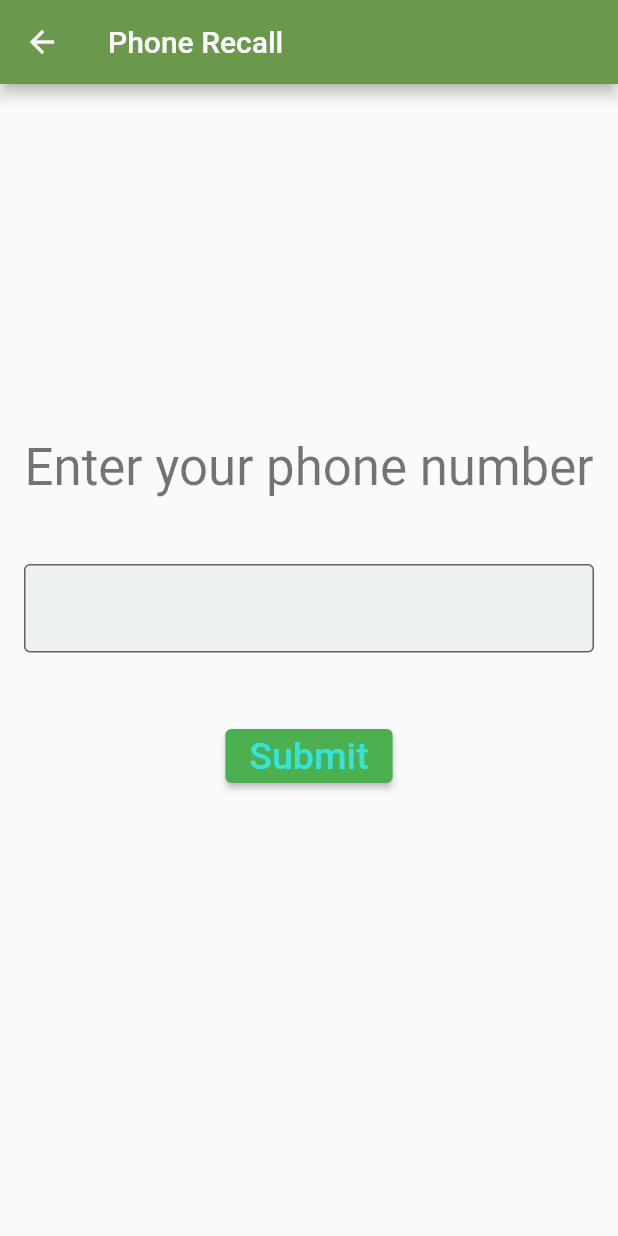
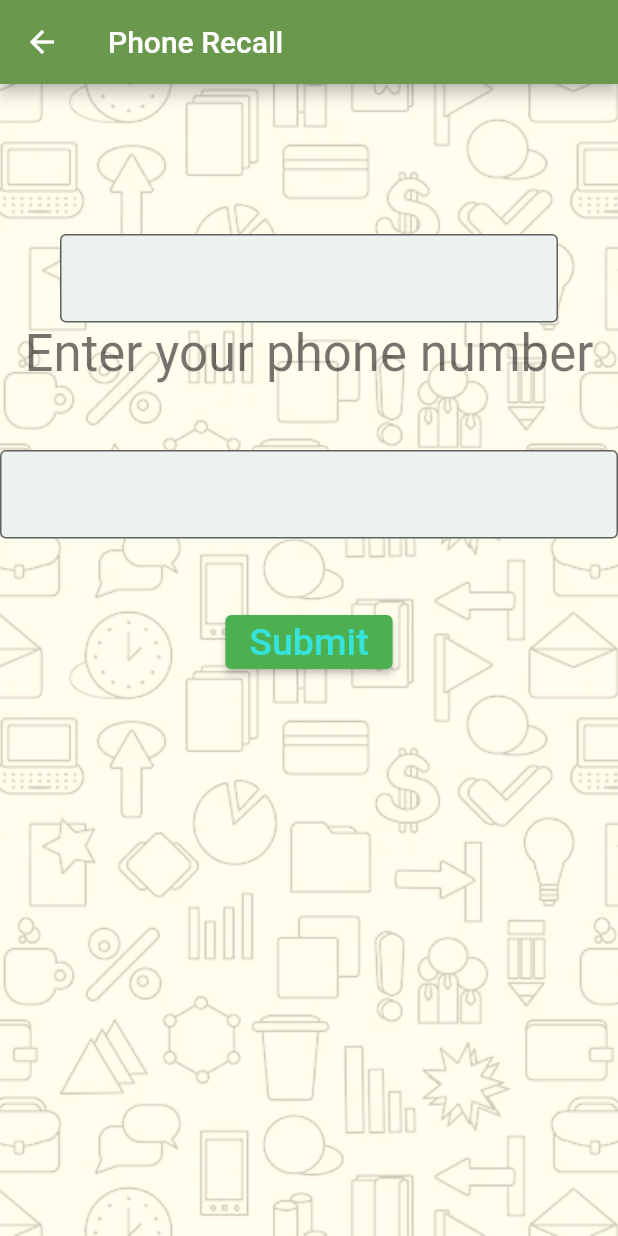
Before and after one commit to varuni7/Dementia-app, a Flutter app: the PhoneRecallActivity screen opened by its route, on a phone screen of 412 x 824 dp. Run offline on Flutter 3.47's test engine with Material 2 defaults, Android fonts, the phone set to English and light mode, and no system bars; our stand-ins replace cloud_firestore, confetti, firebase_auth, firebase_core, flutter_riverpod, flutter_tts and 1 more; accounts and stored records are empty; network calls fail.

Commit message:
fixed <Future > <String>error in phone recall

```diff
--- a/lib/src/activities/phone_recall.dart
+++ b/lib/src/activities/phone_recall.dart
@@ -1,4 +1,5 @@
 import 'package:cloud_firestore/cloud_firestore.dart';
+import 'package:confetti/confetti.dart';
 import 'package:firebase_auth/firebase_auth.dart';
 import 'package:flutter/material.dart';
 import 'package:flutter_tts/flutter_tts.dart';
@@ -20,11 +21,20 @@ class _PhoneRecallActivityState extends State<PhoneRecallActivity> {
   FlutterTts flutterTts = FlutterTts();
   final _fireStore = FirebaseFirestore.instance;
   final _auth = FirebaseAuth.instance;
+  late String target_number;
   @override
   initState() {
     _textEditingController = TextEditingController();
     super.initState();
+    getUserPhoneNumber().then((value) {
+      setState(() {
+        //get the random string
+
+        target_number = value;
+      });
+    });
   }
+
   Future<String> getUserPhoneNumber() async {
     final user = _auth.currentUser;
     if (user == null) {
@@ -32,18 +42,24 @@ class _PhoneRecallActivityState extends State<PhoneRecallActivity> {
     } else {
       Map<String, dynamic> user_deets =
           (await _fireStore.collection('users').doc(user.uid).get()).data()!;
-      return await user_deets["first_name"];
+      return user_deets["caregiver_ph_number"];
     }
   }
 
   _onEvaluateAnswer() {
     setState(() {
-      correctAns = _textEditingController.text == getUserPhoneNumber();
+      correctAns = _textEditingController.text == target_number;
+      print(correctAns);
     });
   }
 
+  final confettiController = ConfettiController();
 
-
+  // @override
+  // void dispose() {
+  //   confettiController.dispose();
+  //   super.dispose();
+  // }
   @override
   Widget build(BuildContext context) {
     String result = "";
@@ -58,12 +74,38 @@ class _PhoneRecallActivityState extends State<PhoneRecallActivity> {
       appBar: AppBar(
         title: Text("Phone Recall"),
       ),
-      body: Padding(
-        padding: const EdgeInsets.symmetric(horizontal: 16.0),
+      body: Container(
+        constraints: const BoxConstraints(
+            maxHeight: double.infinity,
+            maxWidth: double.infinity,
+            minHeight: double.infinity,
+            minWidth: double.infinity),
+        decoration: BoxDecoration(
+          color: Color(0xfffffde8),
+          image: DecorationImage(
+            image: AssetImage("assets/images/patient_main_menu_bg.jpg"),
+            colorFilter: ColorFilter.mode(
+                Colors.black.withOpacity(0.2), BlendMode.dstATop),
+            fit: BoxFit.cover,
+          ),
+        ),
+        //height: 1000.0,
+        padding: const EdgeInsets.symmetric(vertical: 100.0),
+
         child: Column(
-          mainAxisAlignment: MainAxisAlignment.center,
-          crossAxisAlignment: CrossAxisAlignment.center,
           children: [
+            ConfettiWidget(
+              confettiController: confettiController,
+              shouldLoop: true,
+              blastDirectionality: BlastDirectionality.explosive,
+              numberOfParticles: 20,
+            ),
+            Padding(
+              padding: const EdgeInsets.symmetric(horizontal: 40),
+              child: TextField(
+                controller: _textEditingController,
+              ),
+            ),
             Text(
               "Enter your phone number", // Heading Text Style
               style: Theme.of(context).textTheme.headline4!,
@@ -90,11 +132,11 @@ class _PhoneRecallActivityState extends State<PhoneRecallActivity> {
                     ),
                   )),
             ),
-            Text(result),
-
+            Text(result,
+             style: Theme.of(context).textTheme.headline5!),
             const SizedBox(
               height: 45,
-            ),
+            )
           ],
         ),
       ),
--- a/lib/src/app.dart
+++ b/lib/src/app.dart
@@ -14,7 +14,7 @@ class App extends StatelessWidget {
   Widget build(BuildContext context) {
     return MaterialApp(
       debugShowCheckedModeBanner: false,
-      title: 'Flutter Demo',
+      title: 'Project Roots',
       theme: projectRootsThemeData,
       routes: {
         HomePage.path: (context) => const HomePage(),
--- a/lib/src/pages/home_page.dart
+++ b/lib/src/pages/home_page.dart
@@ -42,7 +42,7 @@ class HomePage extends ConsumerWidget {
   @override
   Widget build(BuildContext context, WidgetRef ref) {
     final user = ref.watch(authStateChangesProvider);
-    final db = ref.read(firestoreProvider);
+    final db = ref.read(firestoreProvider);//dependecy injection
     return Scaffold(
       body: Center(
           child: user.when(
```
Also changed, not shown: lib/src/activities/reverse_spell.dart (+21 -6 lines), lib/src/activities/word_search.dart (+4 -4 lines), lib/src/pages/main_menu.dart (+167 -165 lines), lib/src/pages/patient_screen.dart (+25 -10 lines), lib/src/pages/signup_form.dart (+4 -41 lines).
